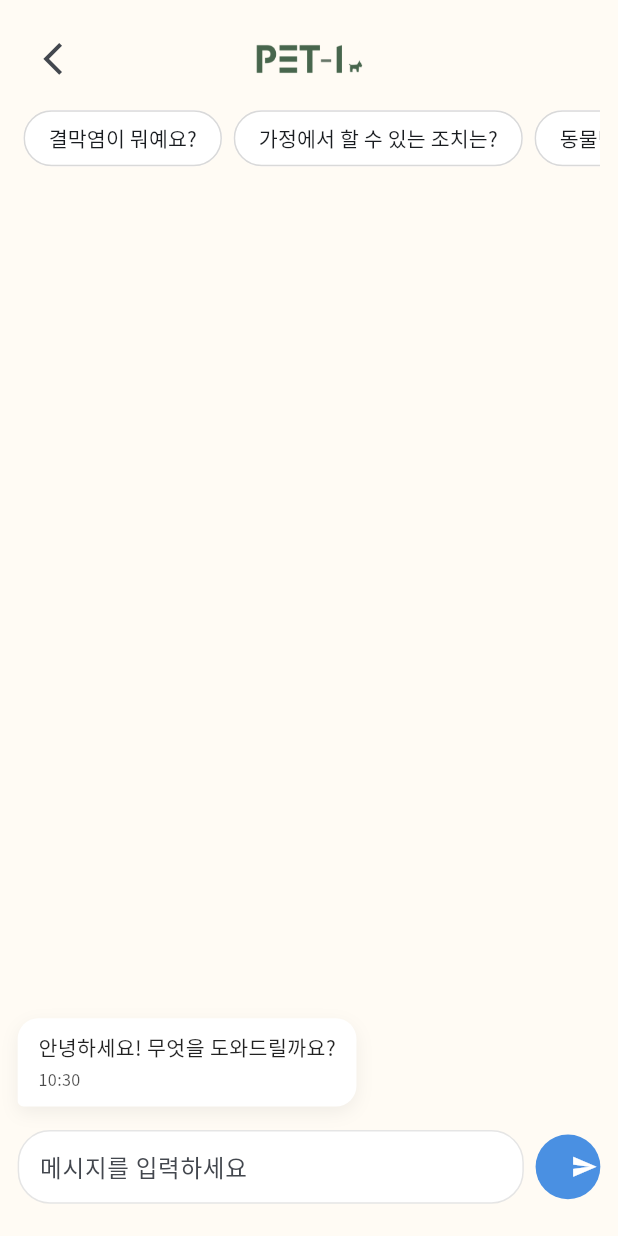
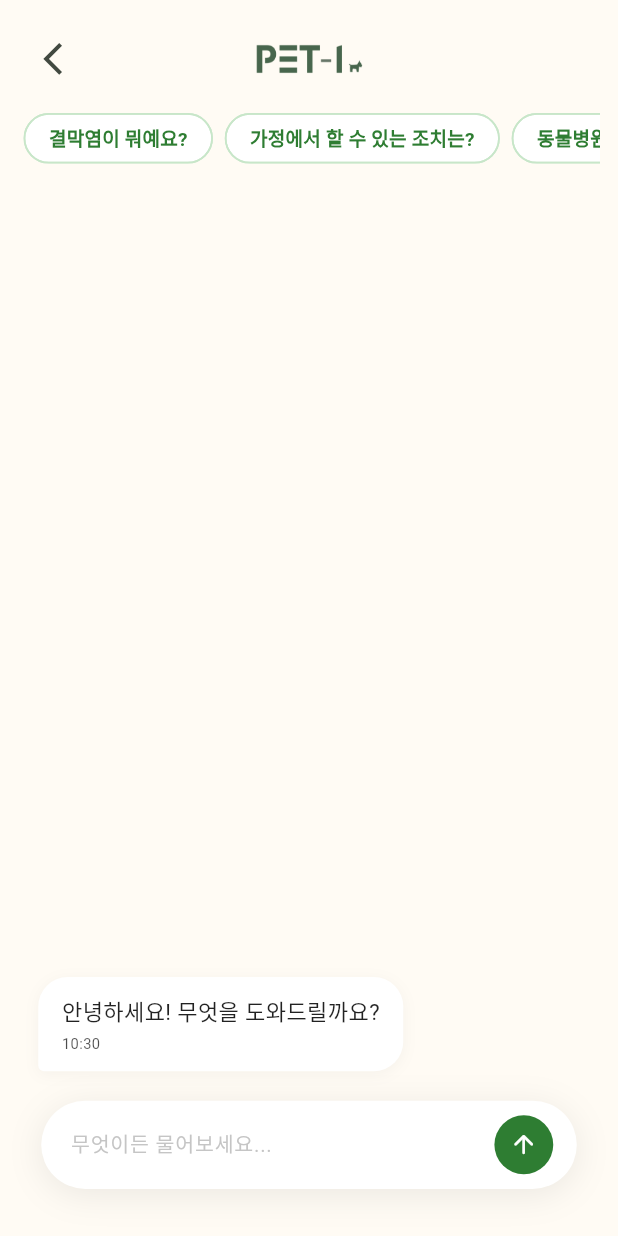
Before and after one commit to pepiproject2025-lang/App, a Flutter app: the ChatPage screen opened by its route, on a phone screen of 412 x 824 dp. Run offline on Flutter 3.47's test engine with Material 3 defaults, Android fonts, the phone set to English and light mode, and no system bars; our stand-ins replace flutter_markdown, google_fonts, image_picker; Roboto replaces fonts that are missing (Jua).

Commit message:
design refactoring

```diff
--- a/lib/pages/chat_page.dart
+++ b/lib/pages/chat_page.dart
@@ -11,7 +11,7 @@ class ChatPage extends StatefulWidget {
 }
 
 class _ChatPageState extends State<ChatPage> {
-  static const Color kPrimary = Color(0xFF4A90E2);
+  static const Color kPrimary = Color(0xFF2E7D32);
   static const double kMaxWidth = 640;
 
   final _controller = TextEditingController();
@@ -230,7 +230,7 @@ class _Bubble extends StatelessWidget {
   @override
   Widget build(BuildContext context) {
     final isMe = msg.isMe;
-    final bg = isMe ? const Color(0xFF4A90E2) : Colors.white;
+    final bg = isMe ? const Color(0xFF2E7D32) : Colors.white; // Deep Green for me
     final fg = isMe ? Colors.white : Colors.black87;
     final align = isMe ? CrossAxisAlignment.end : CrossAxisAlignment.start;
 
@@ -240,35 +240,34 @@ class _Bubble extends StatelessWidget {
       children: [
         Flexible(
           child: Container(
-            padding: const EdgeInsets.symmetric(horizontal: 14, vertical: 10),
+            margin: const EdgeInsets.symmetric(horizontal: 14, vertical: 4),
+            padding: const EdgeInsets.symmetric(horizontal: 16, vertical: 12),
             decoration: BoxDecoration(
               color: bg,
               borderRadius: BorderRadius.only(
-                topLeft: const Radius.circular(14),
-                topRight: const Radius.circular(14),
-                bottomLeft: Radius.circular(isMe ? 14 : 4),
-                bottomRight: Radius.circular(isMe ? 4 : 14),
+                topLeft: const Radius.circular(20),
+                topRight: const Radius.circular(20),
+                bottomLeft: Radius.circular(isMe ? 20 : 4),
+                bottomRight: Radius.circular(isMe ? 4 : 20),
               ),
-              boxShadow: isMe
-                  ? []
-                  : [
+              boxShadow: [
                 BoxShadow(
-                  color: Colors.black.withOpacity(0.06),
-                  blurRadius: 10,
-                  offset: const Offset(0, 4),
+                  color: Colors.black.withOpacity(0.04),
+                  blurRadius: 8,
+                  offset: const Offset(0, 2),
                 ),
               ],
             ),
             child: Column(
               crossAxisAlignment: align,
               children: [
-                Text(msg.text, style: TextStyle(color: fg, height: 1.4)),
+                Text(msg.text, style: TextStyle(color: fg, height: 1.4, fontSize: 15)),
                 const SizedBox(height: 4),
                 Text(
                   msg.timeLabel,
                   style: TextStyle(
                     color: fg.withOpacity(0.7),
-                    fontSize: 11,
+                    fontSize: 10,
                   ),
                 ),
               ],
@@ -308,16 +307,18 @@ class _TypingBubbleState extends State<_TypingBubble>
 
   @override
   Widget build(BuildContext context) {
-    return Align(
-      alignment: Alignment.centerLeft,
-      child: Container(
-        padding: const EdgeInsets.symmetric(horizontal: 14, vertical: 10),
+    return Row(
+      mainAxisAlignment: MainAxisAlignment.start,
+      children: [
+        Container(
+          margin: const EdgeInsets.symmetric(horizontal: 14, vertical: 4),
+          padding: const EdgeInsets.symmetric(horizontal: 16, vertical: 12),
           decoration: BoxDecoration(
             color: Colors.white,
             borderRadius: const BorderRadius.only(
-            topLeft: Radius.circular(14),
-            topRight: Radius.circular(14),
-            bottomRight: Radius.circular(14),
+              topLeft: Radius.circular(20),
+              topRight: Radius.circular(20),
+              bottomRight: Radius.circular(20),
               bottomLeft: Radius.circular(4),
             ),
             boxShadow: [
@@ -333,11 +334,12 @@ class _TypingBubbleState extends State<_TypingBubble>
             builder: (_, __) {
               final t = _ctrl.value; // 0..1
               int dots = 1 + (t * 3).floor() % 3;
-            return Text('상담사가 입력 중' + '.' * dots,
-                style: const TextStyle(color: Colors.black87));
+              return Text('AI가 생각하고 있어요' + '.' * dots,
+                  style: const TextStyle(color: Colors.black87, fontSize: 15));
             },
           ),
         ),
+      ],
     );
   }
 }
@@ -355,18 +357,23 @@ class _InputBar extends StatelessWidget {
 
   @override
   Widget build(BuildContext context) {
-    return Padding(
-      padding: const EdgeInsets.only(top: 8, bottom: 6),
+    return Container(
+      margin: const EdgeInsets.fromLTRB(16, 8, 16, 16),
+      decoration: BoxDecoration(
+        color: Colors.white,
+        borderRadius: BorderRadius.circular(30),
+        boxShadow: [
+          BoxShadow(
+            color: Colors.black.withOpacity(0.08),
+            blurRadius: 20,
+            offset: const Offset(0, 4),
+          ),
+        ],
+      ),
+      padding: const EdgeInsets.symmetric(horizontal: 16, vertical: 6),
       child: Row(
         children: [
           Expanded(
-            child: Container(
-              padding: const EdgeInsets.symmetric(horizontal: 14),
-              decoration: BoxDecoration(
-                color: Colors.white,
-                borderRadius: BorderRadius.circular(22),
-                border: Border.all(color: Colors.black.withOpacity(0.1)),
-              ),
             child: TextField(
               controller: controller,
               focusNode: focusNode,
@@ -375,26 +382,27 @@ class _InputBar extends StatelessWidget {
               textInputAction: TextInputAction.send,
               onSubmitted: onSend,
               decoration: const InputDecoration(
-                  hintText: '메시지를 입력하세요',
+                hintText: '무엇이든 물어보세요...',
                 border: InputBorder.none,
-                ),
+                enabledBorder: InputBorder.none,
+                focusedBorder: InputBorder.none,
+                contentPadding: EdgeInsets.symmetric(vertical: 10),
               ),
             ),
           ),
           const SizedBox(width: 8),
-          SizedBox(
-            height: 44,
-            width: 44,
-            child: ElevatedButton(
-              style: ElevatedButton.styleFrom(
-                backgroundColor: _ChatPageState.kPrimary,
-                elevation: 0,
-                shape: RoundedRectangleBorder(
-                  borderRadius: BorderRadius.circular(22),
+          Container(
+            height: 40,
+            width: 40,
+            decoration: BoxDecoration(
+              color: const Color(0xFF2E7D32),
+              borderRadius: BorderRadius.circular(20),
             ),
-              ),
+            child: IconButton(
+              icon: const Icon(Icons.arrow_upward_rounded, size: 20, color: Colors.white),
               onPressed: () => onSend(controller.text),
-              child: const Icon(Icons.send, size: 18, color: Colors.white),
+              padding: EdgeInsets.zero,
+              constraints: const BoxConstraints(),
             ),
           ),
         ],
@@ -416,22 +424,29 @@ class _SuggestionChips extends StatelessWidget {
     ];
     return SingleChildScrollView(
       scrollDirection: Axis.horizontal,
+      padding: const EdgeInsets.symmetric(horizontal: 4),
       child: Row(
-        children: [
-          const SizedBox(width: 4),
-          for (final s in items) ...[
-            ActionChip(
+        children: items.map((s) {
+          return Padding(
+            padding: const EdgeInsets.only(right: 8),
+            child: ActionChip(
               label: Text(s),
+              labelStyle: const TextStyle(
+                color: Color(0xFF2E7D32),
+                fontWeight: FontWeight.w600,
+                fontSize: 13,
+              ),
+              backgroundColor: Colors.white,
+              side: const BorderSide(color: Color(0xFFC8E6C9), width: 1.2),
+              shape: RoundedRectangleBorder(
+                borderRadius: BorderRadius.circular(20),
+              ),
               onPressed: () => onPick(s),
-              backgroundColor: Colors.white,
-              side: BorderSide(color: Colors.black.withOpacity(0.08)),
-              shape: RoundedRectangleBorder(
-                borderRadius: BorderRadius.circular(999),
+              elevation: 0,
+              padding: const EdgeInsets.symmetric(horizontal: 8, vertical: 4),
             ),
-            ),
-            const SizedBox(width: 8),
-          ],
-        ],
+          );
+        }).toList(),
       ),
     );
   }
```
Also changed, not shown: lib/main.dart (+41 -8 lines), lib/pages/diag_page.dart (+32 -38 lines), lib/pages/diag_result_page.dart (+109 -63 lines), lib/pages/diag_start_page.dart (+4 -3 lines), 1 other file. Lines whose indentation alone changed are shown as unchanged.
